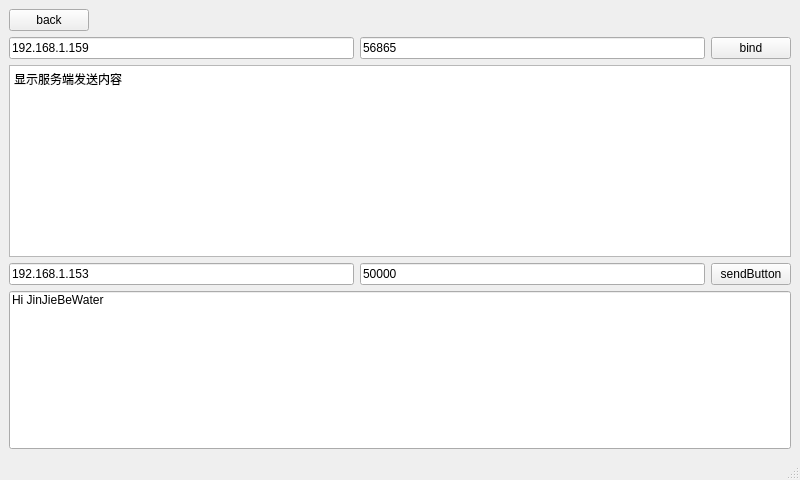
Before: the Qt Designer form src/forms/mainWindows/udpMW.ui in rrrriiiiich/iams, drawn with Qt 5.
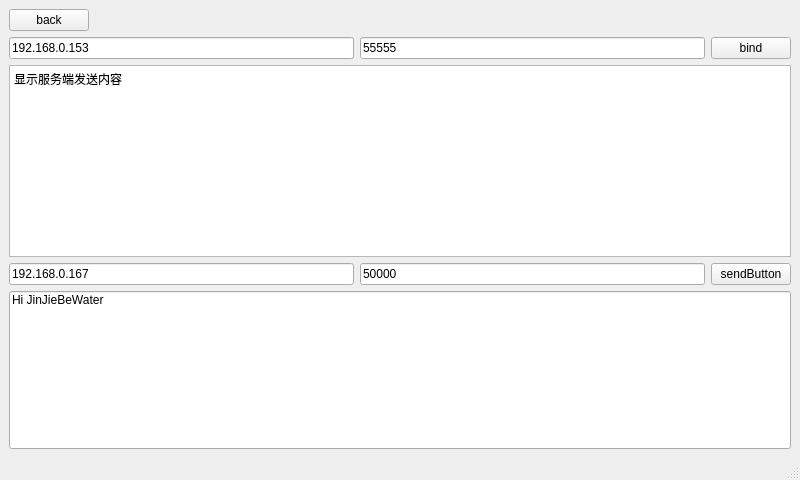
After: the same form once the commit is applied.

```diff
--- a/src/forms/mainWindows/udpMW.ui
+++ b/src/forms/mainWindows/udpMW.ui
@@ -56,7 +56,7 @@
          </sizepolicy>
         </property>
         <property name="text">
-         <string>192.168.1.159</string>
+         <string>192.168.0.153</string>
         </property>
         <property name="placeholderText">
          <string>请输入正确ip地址</string>
@@ -72,7 +72,7 @@
          </sizepolicy>
         </property>
         <property name="text">
-         <string>56865</string>
+         <string>55555</string>
         </property>
         <property name="placeholderText">
          <string>请输入正确端口地址</string>
@@ -99,7 +99,7 @@
       <item>
        <widget class="QLineEdit" name="sendAdderssEdit">
         <property name="text">
-         <string>192.168.1.153</string>
+         <string>192.168.0.167</string>
         </property>
         <property name="placeholderText">
          <string>请输入要发送的地址</string>
```
